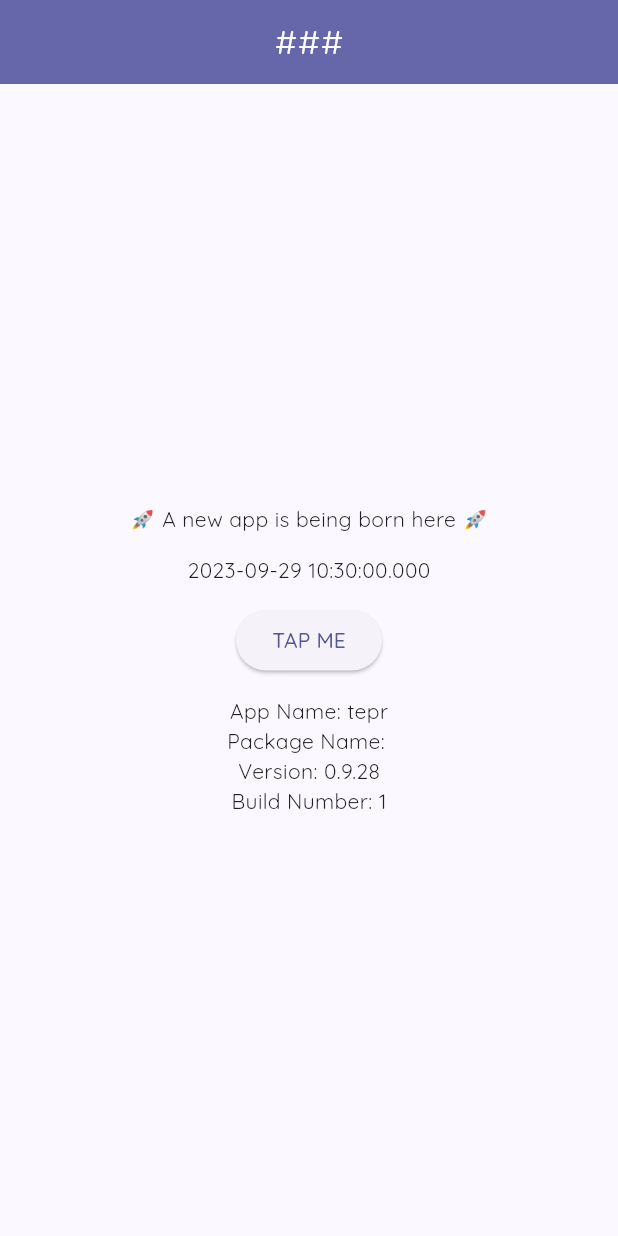
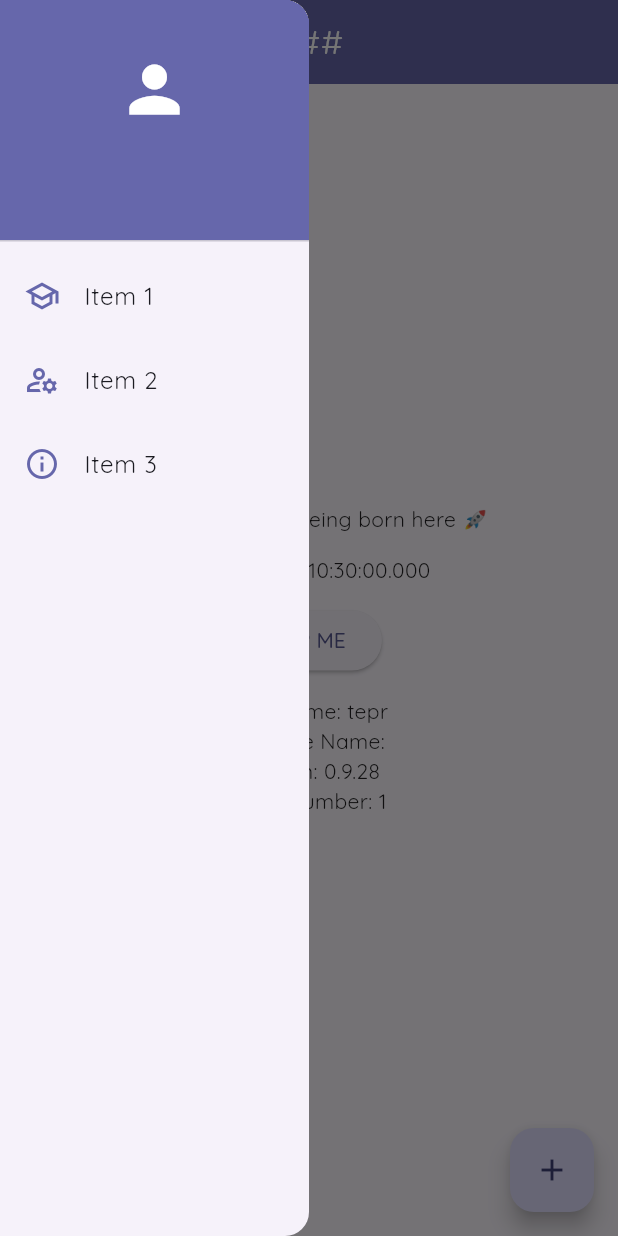
Before and after one commit to johninquest/posa, a Flutter app: the screen it shows after launch, with the side drawer open (before the commit the screen has no drawer), on a phone screen of 412 x 824 dp. Run offline on Flutter 3.47's test engine with Material 2 defaults, Android fonts, the phone set to English and light mode, and no system bars; our stand-ins replace google_fonts, package_info_plus.

Commit message:
added floating button + left nav bar

```diff
--- a/lib/pages/home.dart
+++ b/lib/pages/home.dart
@@ -1,7 +1,9 @@
 import 'package:flutter/material.dart';
-import 'package:tepr/utils/app_data.dart';
-import 'package:tepr/utils/date_time_helper.dart';
+import '../../shared/left_menu.dart';
+import '../../utils/app_data.dart';
+import '../../utils/date_time_helper.dart';
 import '../style/colors.dart';
+import 'dart:developer';
 
 class HomePage extends StatelessWidget {
   const HomePage({Key? key}) : super(key: key);
@@ -11,6 +13,7 @@ class HomePage extends StatelessWidget {
     final dtHelper = DateTimeHelper();
     return Scaffold(
       appBar: AppBar(
+        iconTheme: const IconThemeData(color: textWhiteColor),
         backgroundColor: primaryColor,
         title: const Text(
           '###',
@@ -50,6 +53,12 @@ class HomePage extends StatelessWidget {
         const AppData(),
       ])),
       /* bottomNavigationBar: const BottomNavBar(), */
+      drawer: const LeftMenu(),
+      floatingActionButton: FloatingActionButton(
+        onPressed: () => log('Tapped + button'),
+        tooltip: 'Increment',
+        child: const Icon(Icons.add),
+      ),
     );
   }
 }
--- a/lib/shared/left_menu.dart
+++ b/lib/shared/left_menu.dart
@@ -1 +1,77 @@
 import 'package:flutter/material.dart';
+import '../style/colors.dart';
+import 'dart:developer';
+import '../utils/router.dart';
+
+class LeftMenu extends StatefulWidget {
+  const LeftMenu({Key? key}) : super(key: key);
+
+  @override
+  State<LeftMenu> createState() => _LeftMenuState();
+}
+
+class _LeftMenuState extends State<LeftMenu> {
+  String? _currentUserName;
+  @override
+  Widget build(BuildContext context) {
+    return SizedBox(
+      width: MediaQuery.of(context).size.width * 0.5,
+      child: Drawer(
+        child: ListView(
+          padding: EdgeInsets.zero,
+          children: [
+            DrawerHeader(
+                decoration: const BoxDecoration(color: primaryColor),
+                child: Column(
+                  mainAxisAlignment: MainAxisAlignment.spaceEvenly,
+                  children: [
+                    const Icon(
+                      Icons.person,
+                      color: Colors.white,
+                      size: 50.0,
+                    ),
+                    Text(
+                      _currentUserName ?? '',
+                      style: const TextStyle(
+                          fontWeight: FontWeight.bold, fontSize: 20.0),
+                    )
+                  ],
+                )),
+            ListTile(
+              leading: const Icon(
+                Icons.school_outlined,
+                color: primaryColor,
+              ),
+              title: const Text(
+                'Item 1',
+              ),
+              /* onTap: () => PageRouter().navigateToPage(const SchoolInfoPage(), context) */
+              onTap: () => log('Tapped 1'),
+            ),
+            ListTile(
+              leading: const Icon(
+                Icons.manage_accounts_outlined,
+                color: primaryColor,
+              ),
+              title: const Text('Item 2'),
+              onTap: () => log('Tapped 2'),
+            ),
+            /*  const SizedBox(
+              height: 25.0,
+            ), */
+            ListTile(
+              leading: const Icon(
+                Icons.info_outline,
+                color: primaryColor,
+              ),
+              title: const Text(
+                'Item 3',
+              ),
+              onTap: () => log('Tapped 3'),
+            ),
+          ],
+        ),
+      ),
+    );
+  }
+}
--- a/pubspec.yaml
+++ b/pubspec.yaml
@@ -32,6 +32,7 @@ dependencies:
     sdk: flutter
   intl: ^0.18.1
   http: ^1.1.0
+  go_router: ^11.1.2
   package_info_plus: ^4.1.0
   google_fonts: ^6.1.0
   url_launcher: ^6.1.14
```
Also changed, not shown: pubspec.lock.
